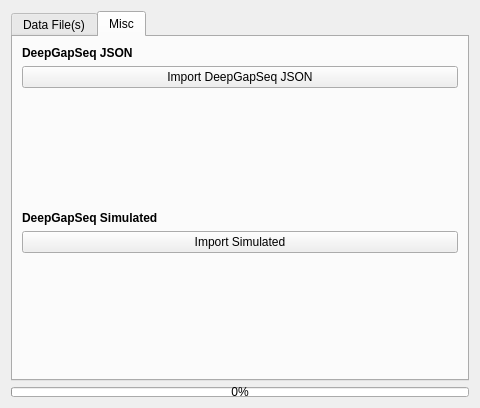
Before: the Qt Designer form src/DeepGapSeq/GUI/GUI_windows/importwindow_gui.ui in piedrro/DeepGapSeq, drawn with Qt 5.
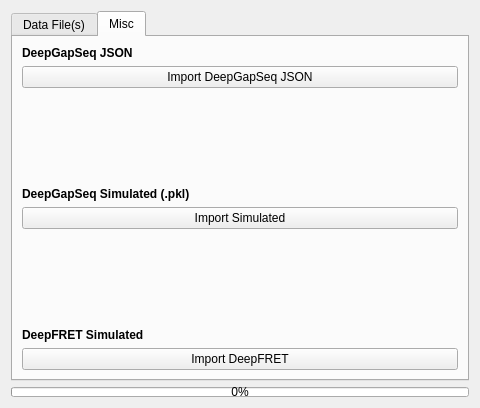
After: the same form once the commit is applied. The open tabs and pages were chosen to show the change.

Commit message: added DeepFRET simulated import

The edit to the form file:
```diff
--- a/src/DeepGapSeq/GUI/GUI_windows/importwindow_gui.ui
+++ b/src/DeepGapSeq/GUI/GUI_windows/importwindow_gui.ui
@@ -431,7 +431,7 @@
           </font>
          </property>
          <property name="text">
-          <string>DeepGapSeq Simulated</string>
+          <string>DeepGapSeq Simulated (.pkl)</string>
          </property>
         </widget>
        </item>
@@ -455,6 +455,26 @@
          </property>
         </spacer>
        </item>
+       <item>
+        <widget class="QLabel" name="label_12">
+         <property name="font">
+          <font>
+           <weight>75</weight>
+           <bold>true</bold>
+          </font>
+         </property>
+         <property name="text">
+          <string>DeepFRET Simulated</string>
+         </property>
+        </widget>
+       </item>
+       <item>
+        <widget class="QPushButton" name="import_deepFRET">
+         <property name="text">
+          <string>Import DeepFRET</string>
+         </property>
+        </widget>
+       </item>
       </layout>
      </widget>
     </widget>
```
Left out of the diff: 2 changed lines with no effect on the pictures. The commit also changes 5 other files.
